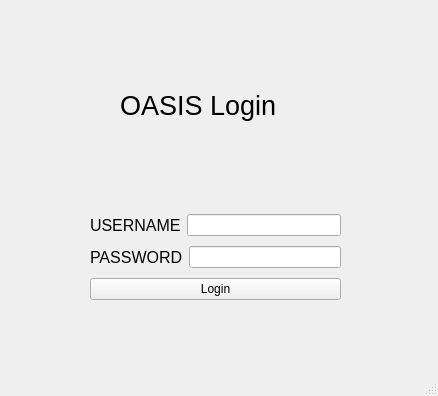
Above: scripts/ui/timetable_tool.ui from kevinglasson/TimetableTool before the change. Below: the same form after it.
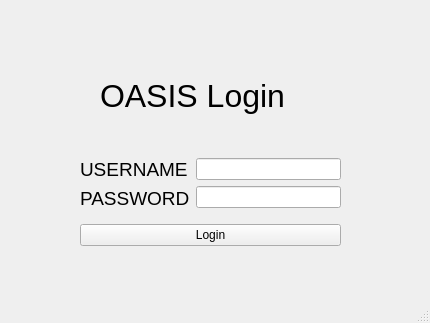
That is the form after the change.

Commit message: Create login window and mask password

What changed in the file:
```diff
--- a/scripts/ui/timetable_tool.ui
+++ b/scripts/ui/timetable_tool.ui
@@ -6,8 +6,8 @@
    <rect>
     <x>0</x>
     <y>0</y>
-    <width>438</width>
-    <height>396</height>
+    <width>430</width>
+    <height>323</height>
    </rect>
   </property>
   <property name="windowTitle">
@@ -17,15 +17,15 @@
    <widget class="QLabel" name="label">
     <property name="geometry">
      <rect>
-      <x>120</x>
-      <y>60</y>
-      <width>181</width>
+      <x>100</x>
+      <y>50</y>
+      <width>221</width>
       <height>91</height>
      </rect>
     </property>
     <property name="font">
      <font>
-      <pointsize>20</pointsize>
+      <pointsize>24</pointsize>
      </font>
     </property>
     <property name="text">
@@ -35,20 +35,22 @@
    <widget class="QWidget" name="">
     <property name="geometry">
      <rect>
-      <x>90</x>
-      <y>210</y>
-      <width>251</width>
-      <height>96</height>
+      <x>80</x>
+      <y>150</y>
+      <width>261</width>
+      <height>104</height>
      </rect>
     </property>
-    <layout class="QVBoxLayout" name="verticalLayout">
+    <layout class="QVBoxLayout" name="verticalLayout_3">
      <item>
       <layout class="QHBoxLayout" name="horizontalLayout">
        <item>
+        <layout class="QVBoxLayout" name="verticalLayout">
+         <item>
         <widget class="QLabel" name="user_lbl">
          <property name="font">
           <font>
-           <pointsize>12</pointsize>
+             <pointsize>14</pointsize>
           </font>
          </property>
          <property name="text">
@@ -57,17 +59,10 @@
         </widget>
        </item>
        <item>
-        <widget class="QLineEdit" name="lineEdit"/>
-       </item>
-      </layout>
-     </item>
-     <item>
-      <layout class="QHBoxLayout" name="horizontalLayout_2">
-       <item>
         <widget class="QLabel" name="pass_lbl">
          <property name="font">
           <font>
-           <pointsize>12</pointsize>
+             <pointsize>14</pointsize>
           </font>
          </property>
          <property name="text">
@@ -75,8 +70,21 @@
          </property>
         </widget>
        </item>
+        </layout>
+       </item>
        <item>
-        <widget class="QLineEdit" name="lineEdit_2"/>
+        <layout class="QVBoxLayout" name="verticalLayout_2">
+         <item>
+          <widget class="QLineEdit" name="lineEdit"/>
+         </item>
+         <item>
+          <widget class="QLineEdit" name="lineEdit_2">
+           <property name="echoMode">
+            <enum>QLineEdit::Password</enum>
+           </property>
+          </widget>
+         </item>
+        </layout>
        </item>
       </layout>
      </item>
```
Lines whose indentation alone changed are shown as unchanged. The commit also changes 1 other file.
